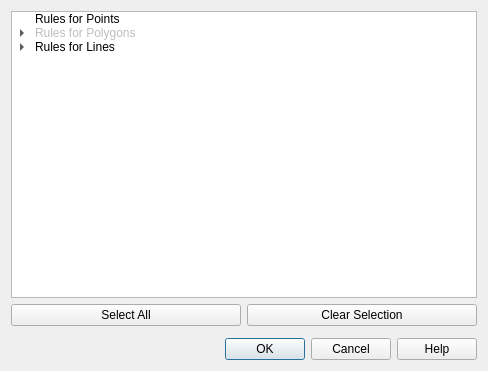
Old version of the form asistente_ladm_col/ui/dlg_quality.ui in the repository SwissTierrasColombia/Asistente-LADM-COL.
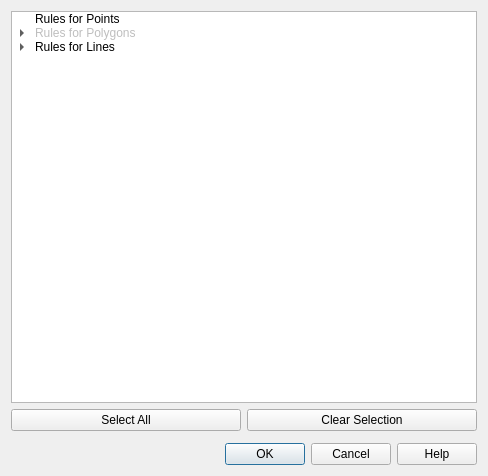
New version of the form.

```diff
--- a/asistente_ladm_col/ui/dlg_quality.ui
+++ b/asistente_ladm_col/ui/dlg_quality.ui
@@ -7,7 +7,7 @@
     <x>0</x>
     <y>0</y>
     <width>488</width>
-    <height>371</height>
+    <height>476</height>
    </rect>
   </property>
   <property name="windowTitle">
```
